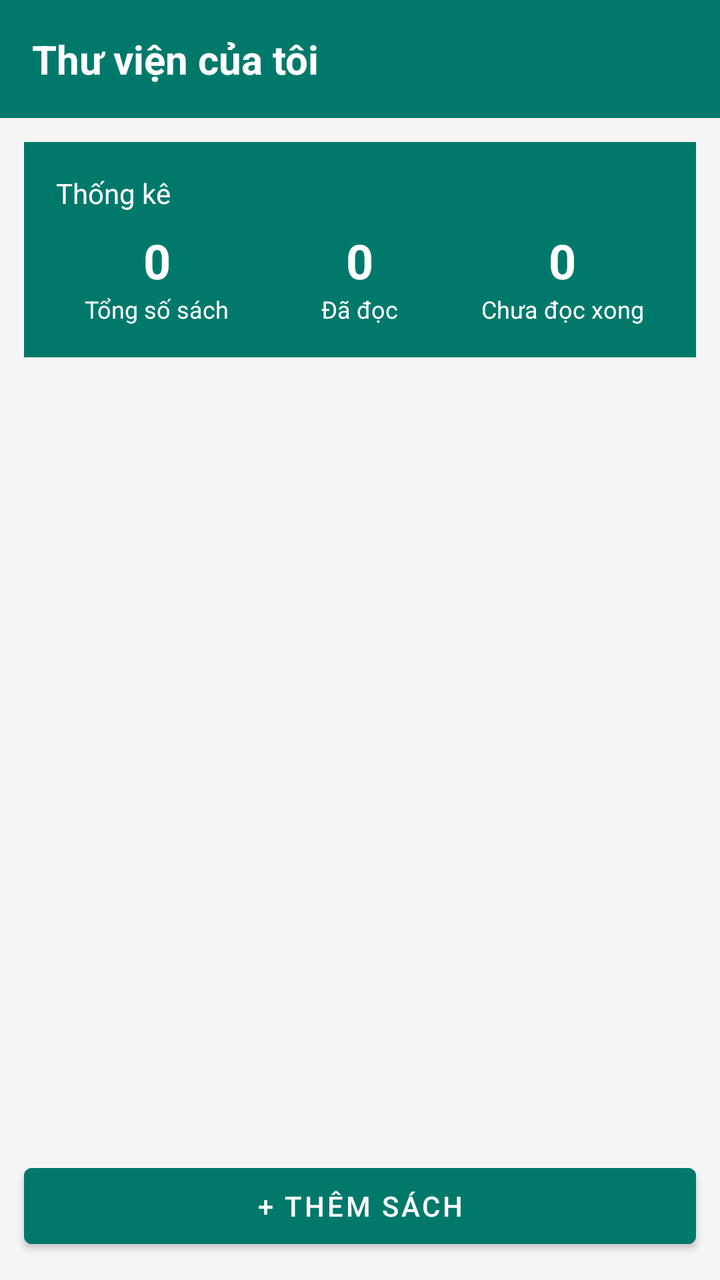
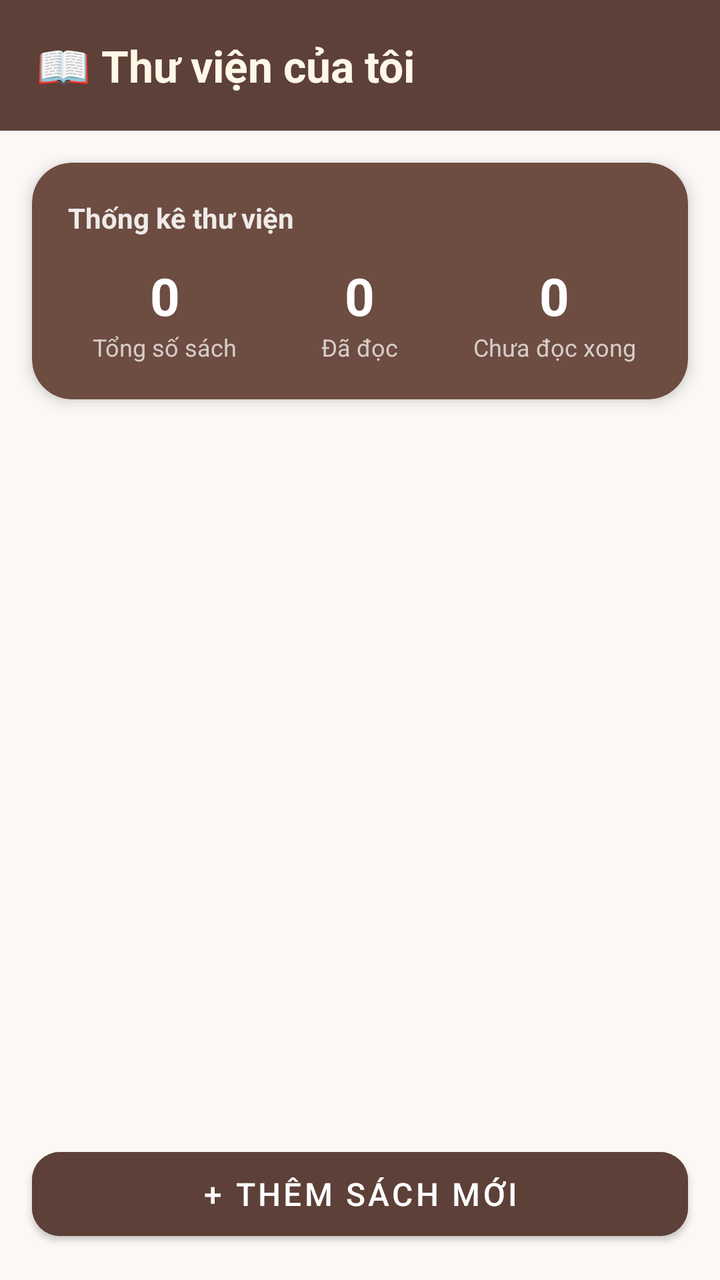

The first picture is an Android layout as it rendered before a commit; the second is the same layout after the commit. The layout source and the unified diff follow.
<!-- AndroidManifest.xml: application theme Theme.MaterialComponents.DayNight.NoActionBar -->
<!-- res/layout/activity_main.xml -->
<?xml version="1.0" encoding="utf-8"?>
<LinearLayout xmlns:android="http://schemas.android.com/apk/res/android"
    android:layout_width="match_parent"
    android:layout_height="match_parent"
    android:orientation="vertical"
    android:background="#F5F5F5">

    <TextView
        android:layout_width="match_parent"
        android:layout_height="wrap_content"
        android:background="#00796B"
        android:text="Thư viện của tôi"
        android:textColor="#FFFFFF"
        android:textSize="20sp"
        android:textStyle="bold"
        android:padding="16dp"/>

    <LinearLayout
        android:layout_width="match_parent"
        android:layout_height="wrap_content"
        android:background="#00796B"
        android:orientation="vertical"
        android:padding="16dp"
        android:layout_margin="12dp">

        <TextView
            android:layout_width="wrap_content"
            android:layout_height="wrap_content"
            android:text="Thống kê"
            android:textColor="#FFFFFF"/>

        <LinearLayout
            android:layout_width="match_parent"
            android:layout_height="wrap_content"
            android:orientation="horizontal"
            android:layout_marginTop="8dp">

            <LinearLayout
                android:layout_width="0dp"
                android:layout_height="wrap_content"
                android:layout_weight="1"
                android:orientation="vertical"
                android:gravity="center">

                <TextView
                    android:id="@+id/tvTotalBooks"
                    android:layout_width="wrap_content"
                    android:layout_height="wrap_content"
                    android:text="0"
                    android:textSize="24sp"
                    android:textStyle="bold"
                    android:textColor="#FFFFFF"/>

                <TextView
                    android:layout_width="wrap_content"
                    android:layout_height="wrap_content"
                    android:text="Tổng số sách"
                    android:textColor="#FFFFFF"
                    android:textSize="12sp"/>
            </LinearLayout>

            <LinearLayout
                android:layout_width="0dp"
                android:layout_height="wrap_content"
                android:layout_weight="1"
                android:orientation="vertical"
                android:gravity="center">

                <TextView
                    android:id="@+id/tvReadBooks"
                    android:layout_width="wrap_content"
                    android:layout_height="wrap_content"
                    android:text="0"
                    android:textSize="24sp"
                    android:textStyle="bold"
                    android:textColor="#FFFFFF"/>

                <TextView
                    android:layout_width="wrap_content"
                    android:layout_height="wrap_content"
                    android:text="Đã đọc"
                    android:textColor="#FFFFFF"
                    android:textSize="12sp"/>
            </LinearLayout>

            <LinearLayout
                android:layout_width="0dp"
                android:layout_height="wrap_content"
                android:layout_weight="1"
                android:orientation="vertical"
                android:gravity="center">

                <TextView
                    android:id="@+id/tvUnreadBooks"
                    android:layout_width="wrap_content"
                    android:layout_height="wrap_content"
                    android:text="0"
                    android:textSize="24sp"
                    android:textStyle="bold"
                    android:textColor="#FFFFFF"/>

                <TextView
                    android:layout_width="wrap_content"
                    android:layout_height="wrap_content"
                    android:text="Chưa đọc xong"
                    android:textColor="#FFFFFF"
                    android:textSize="12sp"/>
            </LinearLayout>
        </LinearLayout>
    </LinearLayout>

    <ListView
        android:id="@+id/lvBooks"
        android:layout_width="match_parent"
        android:layout_height="0dp"
        android:layout_weight="1"
        android:paddingHorizontal="12dp"/>

    <Button
        android:id="@+id/btnAddBook"
        android:layout_width="match_parent"
        android:layout_height="50dp"
        android:text="+ Thêm sách"
        android:textColor="#FFFFFF"
        android:backgroundTint="#00796B"
        android:layout_margin="12dp"/>
</LinearLayout>
<!-- resources referenced by this layout -->
<resources>

</resources>

<!-- the commit's change to res/layout/activity_main.xml (unified diff, before → after) -->
@@ -1,127 +1,141 @@
 <?xml version="1.0" encoding="utf-8"?>
 <LinearLayout xmlns:android="http://schemas.android.com/apk/res/android"
+    xmlns:app="http://schemas.android.com/apk/res-auto"
     android:layout_width="match_parent"
     android:layout_height="match_parent"
-    android:orientation="vertical"
-    android:background="#F5F5F5">
+    android:background="#FBF8F5"
+    android:orientation="vertical">
 
     <TextView
         android:layout_width="match_parent"
         android:layout_height="wrap_content"
-        android:background="#00796B"
-        android:text="Thư viện của tôi"
-        android:textColor="#FFFFFF"
-        android:textSize="20sp"
-        android:textStyle="bold"
-        android:padding="16dp"/>
+        android:background="#5D4037"
+        android:padding="18dp"
+        android:text="📖 Thư viện của tôi"
+        android:textColor="#FFF8E7"
+        android:textSize="22sp"
+        android:textStyle="bold" />
 
-    <LinearLayout
+    <androidx.cardview.widget.CardView
         android:layout_width="match_parent"
         android:layout_height="wrap_content"
-        android:background="#00796B"
-        android:orientation="vertical"
-        android:padding="16dp"
-        android:layout_margin="12dp">
-
-        <TextView
-            android:layout_width="wrap_content"
-            android:layout_height="wrap_content"
-            android:text="Thống kê"
-            android:textColor="#FFFFFF"/>
+        android:layout_margin="16dp"
+        app:cardBackgroundColor="#6D4C41"
+        app:cardCornerRadius="20dp"
+        app:cardElevation="4dp">
 
         <LinearLayout
             android:layout_width="match_parent"
             android:layout_height="wrap_content"
-            android:orientation="horizontal"
-            android:layout_marginTop="8dp">
+            android:orientation="vertical"
+            android:padding="18dp">
+
+            <TextView
+                android:layout_width="wrap_content"
+                android:layout_height="wrap_content"
+                android:text="Thống kê thư viện"
+                android:textColor="#EFEBE9"
+                android:textSize="14sp"
+                android:textStyle="bold" />
 
             <LinearLayout
-                android:layout_width="0dp"
+                android:layout_width="match_parent"
                 android:layout_height="wrap_content"
-                android:layout_weight="1"
-                android:orientation="vertical"
-                android:gravity="center">
+                android:layout_marginTop="12dp"
+                android:orientation="horizontal">
 
-                <TextView
-                    android:id="@+id/tvTotalBooks"
-                    android:layout_width="wrap_content"
+                <LinearLayout
+                    android:layout_width="0dp"
                     android:layout_height="wrap_content"
-                    android:text="0"
-                    android:textSize="24sp"
-                    android:textStyle="bold"
-                    android:textColor="#FFFFFF"/>
+                    android:layout_weight="1"
+                    android:gravity="center"
+                    android:orientation="vertical">
 
-                <TextView
-                    android:layout_width="wrap_content"
+                    <TextView
+                        android:id="@+id/tvTotalBooks"
+                        android:layout_width="wrap_content"
+                        android:layout_height="wrap_content"
+                        android:text="0"
+                        android:textColor="#FFFFFF"
+                        android:textSize="26sp"
+                        android:textStyle="bold" />
+
+                    <TextView
+                        android:layout_width="wrap_content"
+                        android:layout_height="wrap_content"
+                        android:text="Tổng số sách"
+                        android:textColor="#D7CCC8"
+                        android:textSize="12sp" />
+                </LinearLayout>
+
+                <LinearLayout
+                    android:layout_width="0dp"
                     android:layout_height="wrap_content"
-                    android:text="Tổng số sách"
-                    android:textColor="#FFFFFF"
-                    android:textSize="12sp"/>
-            </LinearLayout>
+                    android:layout_weight="1"
+                    android:gravity="center"
+                    android:orientation="vertical">
 
-            <LinearLayout
-                android:layout_width="0dp"
-                android:layout_height="wrap_content"
-                android:layout_weight="1"
-                android:orientation="vertical"
-                android:gravity="center">
+                    <TextView
+                        android:id="@+id/tvReadBooks"
+                        android:layout_width="wrap_content"
+                        android:layout_height="wrap_content"
+                        android:text="0"
+                        android:textColor="#FFFFFF"
+                        android:textSize="26sp"
+                        android:textStyle="bold" />
 
-                <TextView
-                    android:id="@+id/tvReadBooks"
-                    android:layout_width="wrap_content"
+                    <TextView
+                        android:layout_width="wrap_content"
+                        android:layout_height="wrap_content"
+                        android:text="Đã đọc"
+                        android:textColor="#D7CCC8"
+                        android:textSize="12sp" />
+                </LinearLayout>
+
+                <LinearLayout
+                    android:layout_width="0dp"
                     android:layout_height="wrap_content"
-                    android:text="0"
-                    android:textSize="24sp"
-                    android:textStyle="bold"
-                    android:textColor="#FFFFFF"/>
+                    android:layout_weight="1"
+                    android:gravity="center"
+                    android:orientation="vertical">
 
-                <TextView
-                    android:layout_width="wrap_content"
-                    android:layout_height="wrap_content"
-                    android:text="Đã đọc"
-                    android:textColor="#FFFFFF"
-                    android:textSize="12sp"/>
-            </LinearLayout>
+                    <TextView
+                        android:id="@+id/tvUnreadBooks"
+                        android:layout_width="wrap_content"
+                        android:layout_height="wrap_content"
+                        android:text="0"
+                        android:textColor="#FFFFFF"
+                        android:textSize="26sp"
+                        android:textStyle="bold" />
 
-            <LinearLayout
-                android:layout_width="0dp"
-                android:layout_height="wrap_content"
-                android:layout_weight="1"
-                android:orientation="vertical"
-                android:gravity="center">
-
-                <TextView
-                    android:id="@+id/tvUnreadBooks"
-                    android:layout_width="wrap_content"
-                    android:layout_height="wrap_content"
-                    android:text="0"
-                    android:textSize="24sp"
-                    android:textStyle="bold"
-                    android:textColor="#FFFFFF"/>
-
-                <TextView
-                    android:layout_width="wrap_content"
-                    android:layout_height="wrap_content"
-                    android:text="Chưa đọc xong"
-                    android:textColor="#FFFFFF"
-                    android:textSize="12sp"/>
+                    <TextView
+                        android:layout_width="wrap_content"
+                        android:layout_height="wrap_content"
+                        android:text="Chưa đọc xong"
+                        android:textColor="#D7CCC8"
+                        android:textSize="12sp" />
+                </LinearLayout>
             </LinearLayout>
         </LinearLayout>
-    </LinearLayout>
+    </androidx.cardview.widget.CardView>
 
     <ListView
         android:id="@+id/lvBooks"
         android:layout_width="match_parent"
         android:layout_height="0dp"
         android:layout_weight="1"
-        android:paddingHorizontal="12dp"/>
+        android:divider="@null"
+        android:dividerHeight="0dp"
+        android:paddingHorizontal="12dp" />
 
-    <Button
+    <com.google.android.material.button.MaterialButton
         android:id="@+id/btnAddBook"
         android:layout_width="match_parent"
-        android:layout_height="50dp"
-        android:text="+ Thêm sách"
+        android:layout_height="54dp"
+        android:layout_margin="16dp"
+        android:backgroundTint="#5D4037"
+        android:text="+ Thêm sách mới"
         android:textColor="#FFFFFF"
-        android:backgroundTint="#00796B"
-        android:layout_margin="12dp"/>
+        android:textSize="16sp"
+        app:cornerRadius="14dp" />
 </LinearLayout>
